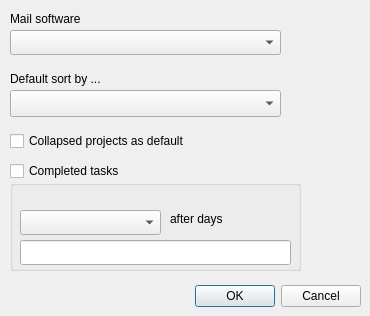
This is preferencesdialog.ui in menzzana/ZDoList as Qt 5 draws it before an edit. The edited form follows.
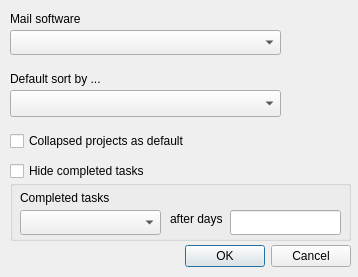
This is the edited form.

Commit message: added functionality for remove completed from view and todo

What changed in the file:
```diff
--- a/preferencesdialog.ui
+++ b/preferencesdialog.ui
@@ -6,8 +6,8 @@
    <rect>
     <x>0</x>
     <y>0</y>
-    <width>370</width>
-    <height>316</height>
+    <width>358</width>
+    <height>277</height>
    </rect>
   </property>
   <property name="windowTitle">
@@ -16,8 +16,8 @@
   <widget class="QDialogButtonBox" name="buttonBox">
    <property name="geometry">
     <rect>
-     <x>20</x>
-     <y>280</y>
+     <x>10</x>
+     <y>240</y>
      <width>341</width>
      <height>32</height>
     </rect>
@@ -60,8 +60,8 @@
     <rect>
      <x>10</x>
      <y>180</y>
-     <width>291</width>
-     <height>91</height>
+     <width>341</width>
+     <height>61</height>
     </rect>
    </property>
    <property name="title">
@@ -70,9 +70,9 @@
    <widget class="QLineEdit" name="lineEdit_2">
     <property name="geometry">
      <rect>
-      <x>10</x>
-      <y>60</y>
-      <width>271</width>
+      <x>220</x>
+      <y>30</y>
+      <width>111</width>
       <height>25</height>
      </rect>
     </property>
@@ -106,20 +106,20 @@
      <string>after days</string>
     </property>
    </widget>
-  </widget>
-  <widget class="QCheckBox" name="checkBox">
+   <widget class="QLabel" name="label">
    <property name="geometry">
     <rect>
      <x>10</x>
-     <y>160</y>
-     <width>231</width>
-     <height>22</height>
+      <y>10</y>
+      <width>121</width>
+      <height>16</height>
     </rect>
    </property>
    <property name="text">
     <string>Completed tasks</string>
    </property>
   </widget>
+  </widget>
   <widget class="QLabel" name="label_4">
    <property name="geometry">
     <rect>
@@ -156,6 +156,19 @@
     <string>Collapsed projects as default</string>
    </property>
   </widget>
+  <widget class="QCheckBox" name="checkBox">
+   <property name="geometry">
+    <rect>
+     <x>10</x>
+     <y>160</y>
+     <width>231</width>
+     <height>22</height>
+    </rect>
+   </property>
+   <property name="text">
+    <string>Hide completed tasks</string>
+   </property>
+  </widget>
  </widget>
  <resources/>
  <connections>
```
Lines whose indentation alone changed are shown as unchanged. The commit also changes 11 other files.
